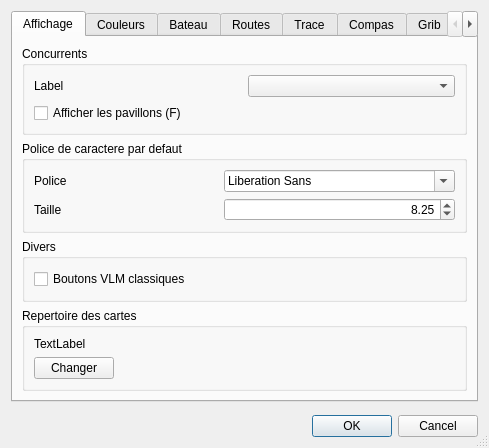
Old version of the form src/Ui/paramVLM.ui in the repository nohal/qtVlm.
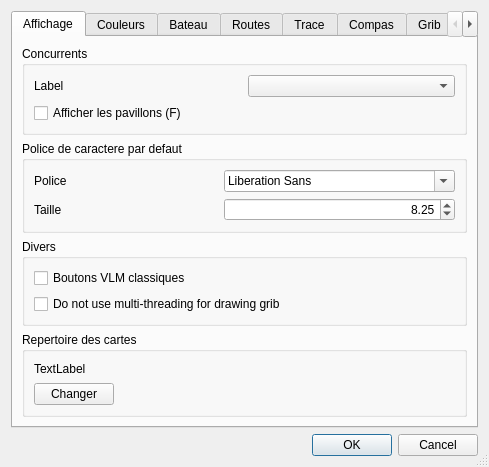
New version of the form. Icons and pictures are not drawn.

```diff
--- a/src/Ui/paramVLM.ui
+++ b/src/Ui/paramVLM.ui
@@ -130,6 +130,13 @@
             </property>
            </widget>
           </item>
+          <item>
+           <widget class="QCheckBox" name="gribMonoCpu">
+            <property name="text">
+             <string>Do not use multi-threading for drawing grib</string>
+            </property>
+           </widget>
+          </item>
          </layout>
         </widget>
        </item>
```
Left out of the diff: 40 changed lines with no effect on the pictures.
